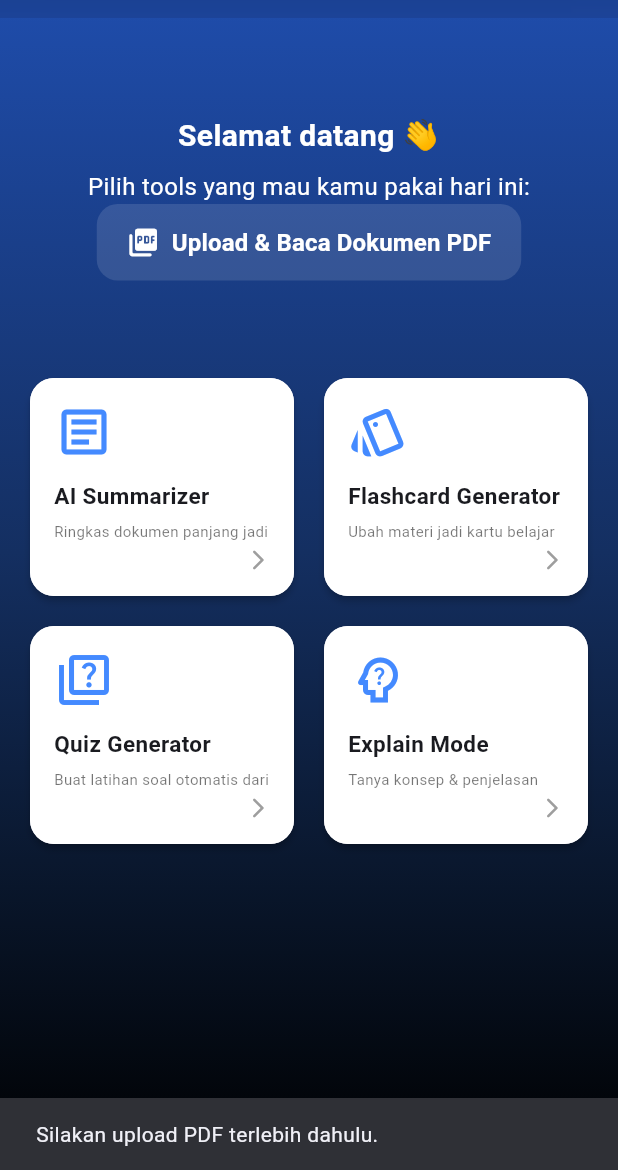
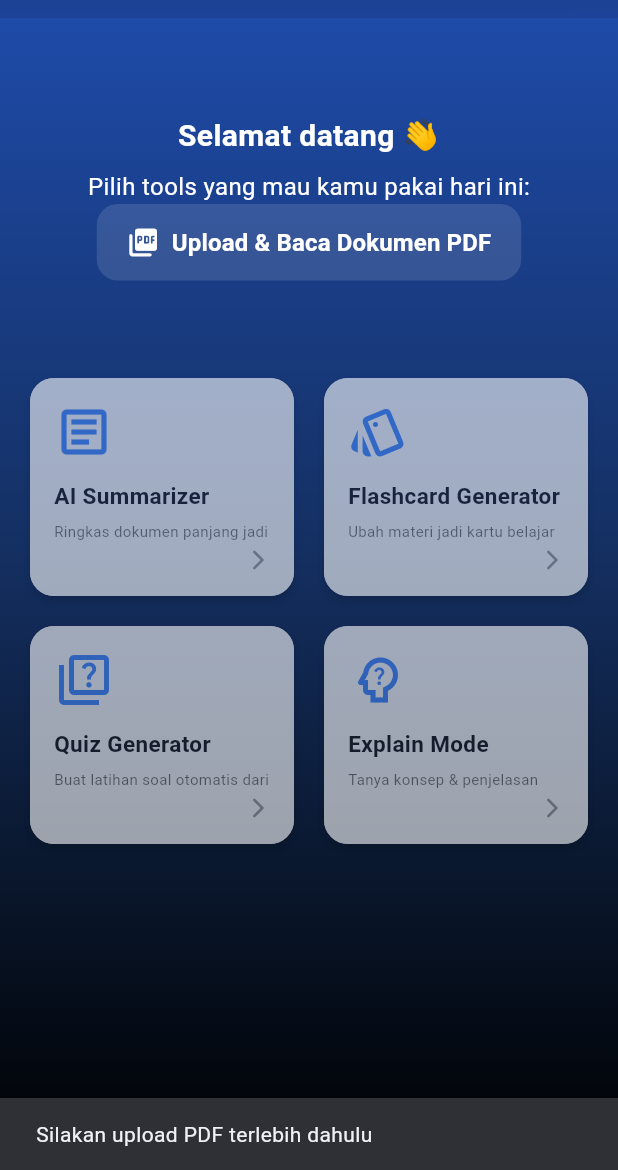
Before and after one commit to Gansputra/lumora_app, a Flutter app: the HomePage screen opened directly, after a tap on "AI Summarizer", on a phone screen of 412 x 824 dp, the part 66-1236 px from its top. Run offline on Flutter 3.47's test engine with Material 3 defaults, Android fonts, the light colour scheme and no system bars; our stand-ins replace file_picker, flip_card, flutter_dotenv, flutter_markdown_plus; missing offline and left inert: syncfusion_flutter_pdf.

Commit message:
Update *3

```diff
--- a/lib/pages/home_page.dart
+++ b/lib/pages/home_page.dart
@@ -15,14 +15,17 @@ class HomePage extends StatefulWidget {
 }
 
 class _HomePageState extends State<HomePage> {
-  String? uploadedFileName;
-  String? extractedText;
+  String? _uploadedFileName;
+  String? _extractedText;
 
-  String _sanitize(String s) {
-    // remove control chars (except newline/tab) and surrogate code units
-    var cleaned = s.replaceAll(RegExp(r'[\x00-\x08\x0B\x0C\x0E-\x1F\x7F]'), '');
-    cleaned = cleaned.replaceAll(RegExp(r'[\uD800-\uDFFF]'), '');
-    return cleaned;
+  bool get _hasPdf =>
+      _extractedText != null && _extractedText!.trim().isNotEmpty;
+
+  String _sanitize(String input) {
+    // remove control characters and lone surrogates that may break rendering
+    var out = input.replaceAll(RegExp(r'[\x00-\x1F\x7F]'), '');
+    out = out.replaceAll(RegExp(r'[\uD800-\uDFFF]'), '');
+    return out;
   }
 
   @override
@@ -32,13 +35,13 @@ class _HomePageState extends State<HomePage> {
         'title': 'AI Summarizer',
         'desc': 'Ringkas dokumen panjang jadi singkat & padat',
         'icon': Icons.article_outlined,
-        'page': SummarizerPage(),
+        'page': SummarizerPage(initialText: _extractedText, autoRun: true),
       },
       {
         'title': 'Flashcard Generator',
         'desc': 'Ubah materi jadi kartu belajar interaktif',
         'icon': Icons.style_outlined,
-        'page': const Flashcard(),
+        'page': Flashcard(initialText: _extractedText, autoGenerate: true),
       },
       {
         'title': 'Quiz Generator',
@@ -118,8 +121,6 @@ class _HomePageState extends State<HomePage> {
               style: TextStyle(fontSize: 16, color: Colors.white),
             ),
 
-            // Upload area: show button when no file, otherwise show filename
-            if (uploadedFileName == null) ...[
             ElevatedButton.icon(
               style: ElevatedButton.styleFrom(
                 backgroundColor: Colors.white.withOpacity(0.12),
@@ -139,6 +140,7 @@ class _HomePageState extends State<HomePage> {
                 style: TextStyle(fontSize: 16, fontWeight: FontWeight.w600),
               ),
               onPressed: () async {
+                final messenger = ScaffoldMessenger.of(context);
                 final file = await FilePicker.platform.pickFiles(
                   type: FileType.custom,
                   allowedExtensions: ['pdf'],
@@ -148,51 +150,40 @@ class _HomePageState extends State<HomePage> {
                   final bytes = File(file.files.single.path!).readAsBytesSync();
                   final document = PdfDocument(inputBytes: bytes);
 
-                  final text = PdfTextExtractor(document).extractText();
+                  String extractedText = PdfTextExtractor(
+                    document,
+                  ).extractText();
                   document.dispose();
 
+                  final sanitized = _sanitize(extractedText);
+                  if (!mounted) return;
+
                   setState(() {
-                    uploadedFileName = file.files.single.name;
-                    extractedText = _sanitize(text);
+                    _uploadedFileName = file.files.single.name;
+                    _extractedText = sanitized;
                   });
+
+                  messenger.showSnackBar(
+                    SnackBar(
+                      content: Text(
+                        'PDF dibaca: ${_uploadedFileName ?? "(nama tidak diketahui)"}',
+                      ),
+                    ),
+                  );
                 }
               },
             ),
-            ] else ...[
-              // show uploaded filename with actions
-              Container(
-                padding: const EdgeInsets.symmetric(vertical: 12, horizontal: 14),
-                decoration: BoxDecoration(
-                  color: Colors.white.withOpacity(0.06),
-                  borderRadius: BorderRadius.circular(12),
+
+            const SizedBox(height: 5),
+
+            if (_uploadedFileName != null) ...[
+              const SizedBox(height: 8),
+              Text(
+                'File: ${_uploadedFileName!}',
+                style: const TextStyle(color: Colors.white70, fontSize: 13),
               ),
-                child: Row(
-                  mainAxisSize: MainAxisSize.min,
-                  children: [
-                    const Icon(Icons.picture_as_pdf_rounded, color: Colors.white),
-                    const SizedBox(width: 10),
-                    Flexible(
-                      child: Text(
-                        uploadedFileName!,
-                        style: const TextStyle(color: Colors.white, fontWeight: FontWeight.w600),
-                        overflow: TextOverflow.ellipsis,
-                      ),
-                    ),
-                    const SizedBox(width: 10),
-                    TextButton(
-                      onPressed: () {
-                        setState(() {
-                          uploadedFileName = null;
-                          extractedText = null;
-                        });
-                      },
-                      child: const Text('Ganti', style: TextStyle(color: Colors.white)),
-                    )
+              const SizedBox(height: 8),
             ],
-                ),
-              ),
-            ],
-            const SizedBox(height: 5),
 
             // GridView tetap sama
             GridView.builder(
@@ -209,35 +200,28 @@ class _HomePageState extends State<HomePage> {
                 final tool = tools[index];
                 final Widget? page = tool['page'] as Widget?;
 
-                return ToolCard(
+                final bool enabled = _hasPdf;
+
+                return Opacity(
+                  opacity: enabled ? 1.0 : 0.6,
+                  child: ToolCard(
                     title: tool['title'] as String,
                     description: tool['desc'] as String,
                     icon: tool['icon'] as IconData,
                     onTap: () {
-                    // If tool has a page and we have extracted text, pass it via constructor
-                    if (page != null) {
-                      if (extractedText == null || extractedText!.trim().isEmpty) {
+                      if (!enabled) {
                         ScaffoldMessenger.of(context).showSnackBar(
-                          const SnackBar(content: Text('Silakan upload PDF terlebih dahulu.')),
+                          const SnackBar(
+                            content: Text('Silakan upload PDF terlebih dahulu'),
+                          ),
                         );
                         return;
                       }
 
-                      // Create the page and request it to auto-run processing when possible
-                      Widget targetPage;
-                      try {
-                        targetPage = (page is SummarizerPage)
-                            ? SummarizerPage(initialText: extractedText!, autoRun: true)
-                            : (page is Flashcard)
-                                ? Flashcard(initialText: extractedText!, autoGenerate: true)
-                                : page;
-                      } catch (_) {
-                        targetPage = page;
-                      }
-
+                      if (page != null) {
                         Navigator.push(
                           context,
-                        MaterialPageRoute(builder: (_) => targetPage),
+                          MaterialPageRoute(builder: (_) => page),
                         );
                       } else {
                         ScaffoldMessenger.of(context).showSnackBar(
@@ -247,6 +231,7 @@ class _HomePageState extends State<HomePage> {
                         );
                       }
                     },
+                  ),
                 );
               },
             ),
--- a/lib/widgets/tool_card.dart
+++ b/lib/widgets/tool_card.dart
@@ -5,6 +5,7 @@ class ToolCard extends StatelessWidget {
   final String description;
   final IconData icon;
   final VoidCallback onTap;
+  final Widget? loadingWidget;
 
   const ToolCard({
     super.key,
@@ -12,6 +13,7 @@ class ToolCard extends StatelessWidget {
     required this.description,
     required this.icon,
     required this.onTap,
+    this.loadingWidget,
   });
 
   @override
```
Also changed, not shown: lib/pages/flashcard_page.dart (+69 -101 lines), lib/pages/halaman_masuk.dart (+34 -2 lines), lib/pages/summarizer_page.dart (+16 -18 lines), lib/widgets/animated_dots_loader.dart (added, +52 -0 lines). Lines whose indentation alone changed are shown as unchanged.
